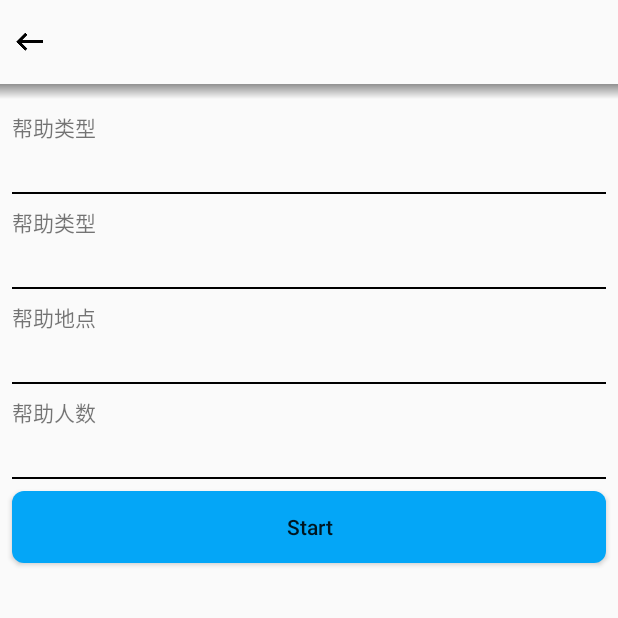
After one commit to Binguner/CrazyTalk, an Android app: the PlusHelpActivity screen opened directly, with no data from a screen before it, on a phone screen of 412 x 824 dp, the top half of it. The commit adds this screen. Run offline under Robolectric (Android 15) with nearby library versions, the light colour scheme and no system bars; our stand-ins replace ButterKnife.

Commit message:
I hope its the last commit

```diff
--- a/app/src/main/AndroidManifest.xml
+++ b/app/src/main/AndroidManifest.xml
@@ -44,8 +44,8 @@
         <activity android:name=".UI.MapActivity" />
         <activity android:name=".UI.MyProfileActivity" />
         <activity android:name=".UI.ConvercationActivity" />
-
-        <activity android:name=".UI.TalkActivity"></activity>
+        <activity android:name=".UI.TalkActivity" />
+        <activity android:name=".UI.PlusHelpActivity"></activity>
     </application>
 
 </manifest>
--- /dev/null
+++ b/app/src/main/java/com/binguner/crazytalk/UI/PlusHelpActivity.java
@@ -0,0 +1,30 @@
+package com.binguner.crazytalk.UI;
+
+import android.support.v7.app.AppCompatActivity;
+import android.os.Bundle;
+import android.view.View;
+import android.view.Window;
+
+import com.binguner.crazytalk.R;
+import com.binguner.crazytalk.Utils.StatusBarUtil;
+
+import butterknife.BindView;
+import butterknife.ButterKnife;
+import butterknife.OnClick;
+
+public class PlusHelpActivity extends AppCompatActivity {
+
+    @Override
+    protected void onCreate(Bundle savedInstanceState) {
+        super.onCreate(savedInstanceState);
+        setContentView(R.layout.activity_plus_help);
+        ButterKnife.bind(this);
+        StatusBarUtil.setStatusbarTextBlack(this);
+        StatusBarUtil.setStatusBarColor(this,R.color.colorWhite);
+    }
+
+    @OnClick(R.id.plus_help_back)
+    public void goBack(View view){
+        this.finish();
+    }
+}
--- a/app/src/main/res/layout/activity_cricle.xml
+++ b/app/src/main/res/layout/activity_cricle.xml
@@ -38,6 +38,7 @@
 
             <EditText
                 android:id="@+id/circle_toolbar_ed"
+                android:drawableStart="@drawable/ic_search_black_24dp"
                 android:layout_gravity="center_horizontal"
                 android:layout_width="match_parent"
                 android:visibility="gone"
--- /dev/null
+++ b/app/src/main/res/layout/activity_plus_help.xml
@@ -0,0 +1,146 @@
+<?xml version="1.0" encoding="utf-8"?>
+<android.support.constraint.ConstraintLayout xmlns:android="http://schemas.android.com/apk/res/android"
+    xmlns:app="http://schemas.android.com/apk/res-auto"
+    xmlns:tools="http://schemas.android.com/tools"
+    android:layout_width="match_parent"
+    android:layout_height="match_parent"
+    tools:context=".UI.PlusHelpActivity">
+    <android.support.v7.widget.Toolbar
+        android:id="@+id/plus_help_toolbar"
+        android:background="@color/colorToolbar"
+        app:contentInsetStart="0dp"
+        app:contentInsetRight="0dp"
+        android:layout_width="match_parent"
+        android:layout_height="?attr/actionBarSize">
+
+        <ImageView
+            android:id="@+id/plus_help_back"
+            android:src="@drawable/ic_keyboard_back_black_24dp"
+            android:paddingStart="@dimen/dp_10"
+            android:paddingEnd="20dp"
+            android:layout_width="wrap_content"
+            android:layout_height="?attr/actionBarSize" />
+
+    </android.support.v7.widget.Toolbar>
+
+    <ImageView
+        android:id="@+id/plu_help_shadow"
+        android:src="@drawable/shadow_below_toolbar"
+        app:layout_constraintTop_toBottomOf="@id/plus_help_toolbar"
+        android:layout_width="match_parent"
+        android:layout_height="10dp" />
+
+
+    <TextView
+        android:id="@+id/plus_help_type_sam"
+        android:text="帮助类型"
+        app:layout_constraintTop_toBottomOf="@id/plu_help_shadow"
+        app:layout_constraintStart_toStartOf="parent"
+        android:layout_marginStart="@dimen/dp_10"
+        android:layout_marginTop="@dimen/dp_4"
+        android:layout_width="wrap_content"
+        android:layout_height="wrap_content" />
+
+    <EditText
+        android:id="@+id/plus_help_type_ed"
+        app:layout_constraintTop_toBottomOf="@id/plus_help_type_sam"
+        android:layout_marginTop="@dimen/dp_10"
+        app:layout_constraintStart_toStartOf="parent"
+        app:layout_constraintEnd_toEndOf="parent"
+        android:textCursorDrawable="@drawable/cursor_style"
+        android:drawableBottom="@drawable/edittext_bottom_line"
+        android:background="@null"
+        android:layout_marginStart="@dimen/dp_10"
+        android:layout_marginEnd="@dimen/dp_10"
+        android:layout_width="match_parent"
+        android:layout_height="wrap_content" />
+
+
+    <TextView
+        android:id="@+id/plus_help_level_sam"
+        android:text="帮助类型"
+        app:layout_constraintTop_toBottomOf="@id/plus_help_type_ed"
+        app:layout_constraintStart_toStartOf="parent"
+        android:layout_marginStart="@dimen/dp_10"
+        android:layout_marginTop="@dimen/dp_4"
+        android:layout_width="wrap_content"
+        android:layout_height="wrap_content" />
+
+    <EditText
+        android:id="@+id/plus_help_level_ed"
+        app:layout_constraintTop_toBottomOf="@id/plus_help_level_sam"
+        android:layout_marginTop="@dimen/dp_10"
+        app:layout_constraintStart_toStartOf="parent"
+        app:layout_constraintEnd_toEndOf="parent"
+        android:textCursorDrawable="@drawable/cursor_style"
+        android:drawableBottom="@drawable/edittext_bottom_line"
+        android:background="@null"
+        android:layout_marginStart="@dimen/dp_10"
+        android:layout_marginEnd="@dimen/dp_10"
+        android:layout_width="match_parent"
+        android:layout_height="wrap_content" />
+
+    <TextView
+        android:id="@+id/plus_help_place_sam"
+        android:text="帮助地点"
+        app:layout_constraintTop_toBottomOf="@id/plus_help_level_ed"
+        app:layout_constraintStart_toStartOf="parent"
+        android:layout_marginStart="@dimen/dp_10"
+        android:layout_marginTop="@dimen/dp_4"
+        android:layout_width="wrap_content"
+        android:layout_height="wrap_content" />
+
+    <EditText
+        android:id="@+id/plus_help_place_ed"
+        app:layout_constraintTop_toBottomOf="@id/plus_help_place_sam"
+        android:layout_marginTop="@dimen/dp_10"
+        app:layout_constraintStart_toStartOf="parent"
+        app:layout_constraintEnd_toEndOf="parent"
+        android:textCursorDrawable="@drawable/cursor_style"
+        android:drawableBottom="@drawable/edittext_bottom_line"
+        android:background="@null"
+        android:layout_marginStart="@dimen/dp_10"
+        android:layout_marginEnd="@dimen/dp_10"
+        android:layout_width="match_parent"
+        android:layout_height="wrap_content" />
+
+    <TextView
+        android:id="@+id/plus_help_people_num_sam"
+        android:text="帮助人数"
+        app:layout_constraintTop_toBottomOf="@id/plus_help_place_ed"
+        app:layout_constraintStart_toStartOf="parent"
+        android:layout_marginStart="@dimen/dp_10"
+        android:layout_marginTop="@dimen/dp_4"
+        android:layout_width="wrap_content"
+        android:layout_height="wrap_content" />
+
+    <EditText
+        android:id="@+id/plus_help_people_num_ed"
+        app:layout_constraintTop_toBottomOf="@id/plus_help_people_num_sam"
+        android:layout_marginTop="@dimen/dp_10"
+        app:layout_constraintStart_toStartOf="parent"
+        app:layout_constraintEnd_toEndOf="parent"
+        android:textCursorDrawable="@drawable/cursor_style"
+        android:drawableBottom="@drawable/edittext_bottom_line"
+        android:background="@null"
+        android:layout_marginStart="@dimen/dp_10"
+        android:layout_marginEnd="@dimen/dp_10"
+        android:layout_width="match_parent"
+        android:layout_height="wrap_content" />
+
+    <Button
+        android:id="@+id/plus_help_start"
+        android:text="Start"
+        android:textAllCaps="false"
+        app:layout_constraintTop_toBottomOf="@id/plus_help_people_num_ed"
+        android:background="@drawable/button_start_aty"
+        app:layout_constraintStart_toStartOf="parent"
+        android:layout_marginTop="@dimen/dp_10"
+        app:layout_constraintEnd_toEndOf="parent"
+        android:layout_marginStart="@dimen/dp_40"
+        android:layout_marginEnd="@dimen/dp_40"
+        android:layout_width="match_parent"
+        android:layout_height="wrap_content" />
+
+
+</android.support.constraint.ConstraintLayout>
--- a/app/src/main/res/values/colors.xml
+++ b/app/src/main/res/values/colors.xml
@@ -23,4 +23,5 @@
     <color name="colorTextGray">#939393</color>
     <color name="colorTextGrayAlittle">#dcdcdc</color>
     <color name="colorTextColorNormal">#8A8A8A</color>
+    <color name="colorButtonClick">#e6e6e6</color>
 </resources>
```
Also changed, not shown: app/src/main/java/com/binguner/crazytalk/MainActivity.java (+87 -17 lines), app/src/main/java/com/binguner/crazytalk/UI/FragmentProfile.java (+9 -1 lines), app/src/main/res/drawable/button_main_style.xml (+8 -4 lines), app/src/main/res/layout/activity_main.xml (+13 -8 lines), app/src/main/res/layout/fragment_my_page_layout.xml (+21 -0 lines), app/src/main/res/layout/pop_add_layout.xml (added, +47 -0 lines), app/src/main/res/drawable-hdpi/ic_add_circle_red_800_36dp.png (added), app/src/main/res/drawable-mdpi/ic_add_circle_red_800_36dp.png (added), app/src/main/res/drawable-xhdpi/ic_add_circle_red_800_36dp.png (added), app/src/main/res/drawable-xxhdpi/ic_add_circle_red_800_36dp.png (added), app/src/main/res/drawable-xxxhdpi/ic_add_circle_red_800_36dp.png (added).
